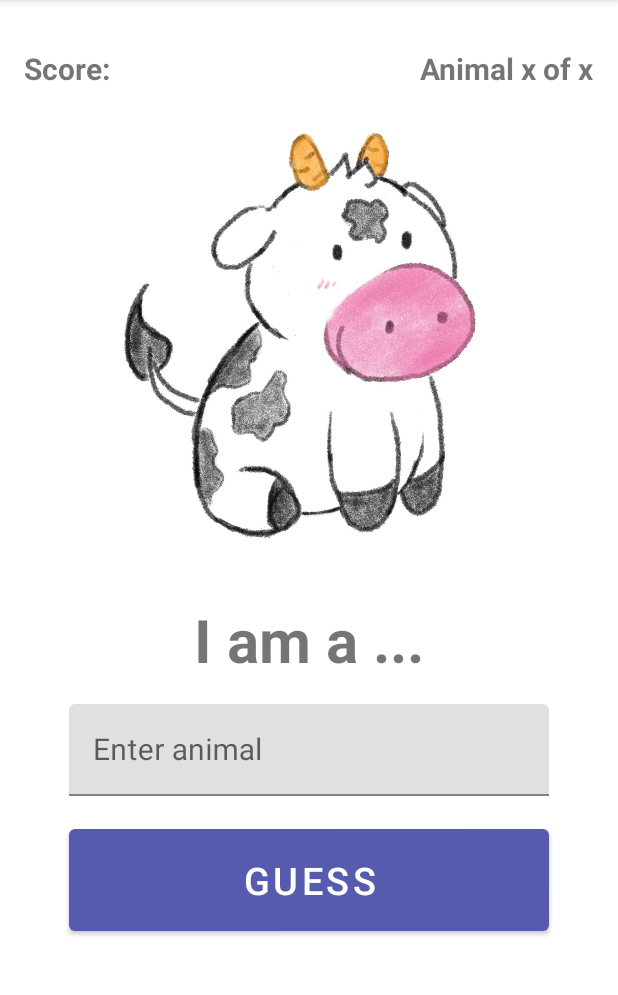
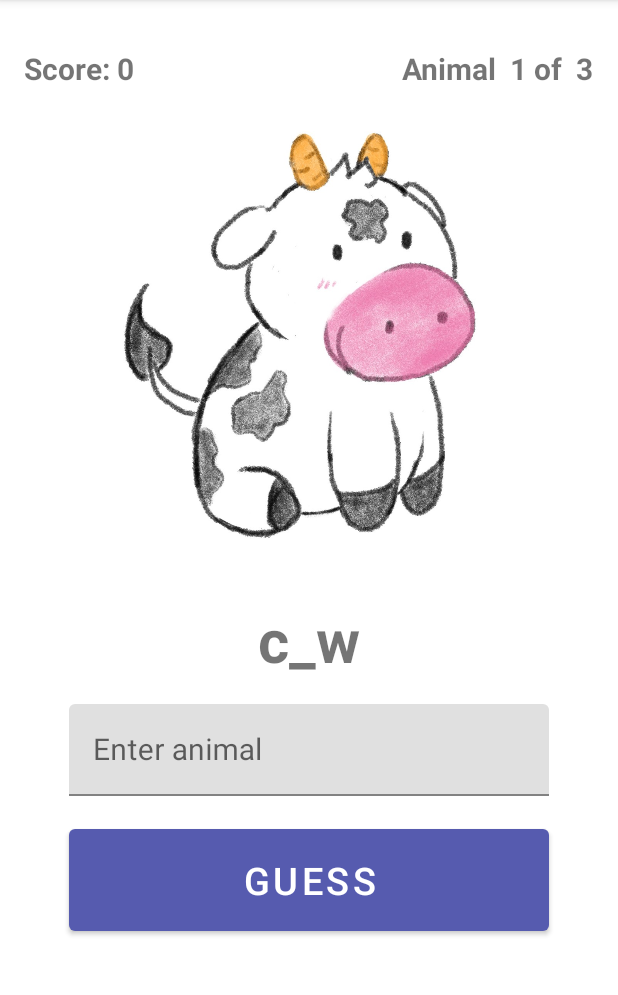
Before and after one commit to jgrimes91/Education_Game, an Android app: the GameFragment screen opened through its navigation route, on a phone screen of 412 x 824 dp, the part 84-1079 px from its top. Run offline under Robolectric (Android 15) with nearby library versions, the phone set to English and light mode, and no system bars; our stand-ins replace data binding; 1 statement that could not run was skipped.

Commit message:
Lunch break, need to: - change game so that it goes to the next animal regardless if the answer is correct or not

```diff
--- a/app/build.gradle
+++ b/app/build.gradle
@@ -51,4 +51,5 @@ dependencies {
     testImplementation 'junit:junit:4.13.2'
     androidTestImplementation 'androidx.test.ext:junit:1.1.5'
     androidTestImplementation 'androidx.test.espresso:espresso-core:3.5.1'
+    implementation "androidx.databinding:databinding-runtime:8.0.1"
 }
--- a/app/src/main/java/au/edu/jcu/cp3406/education_game/ui/game/GameViewModel.kt
+++ b/app/src/main/java/au/edu/jcu/cp3406/education_game/ui/game/GameViewModel.kt
@@ -1,5 +1,6 @@
 package au.edu.jcu.cp3406.education_game.ui.game
 
+import android.media.MediaPlayer
 import androidx.lifecycle.LiveData
 import androidx.lifecycle.MutableLiveData
 import androidx.lifecycle.ViewModel
@@ -17,20 +18,31 @@ class GameViewModel : ViewModel() {
 
     private var animalList: MutableList<String> = mutableListOf()
 
-    private lateinit var currentAnimalModified: String
+    private val _currentAnimalModified = MutableLiveData<String>()
+    val currentAnimalModified: MutableLiveData<String> get() = _currentAnimalModified
 
     private lateinit var currentAnimal: String
 
+    private lateinit var animalSound: MediaPlayer
+
     init {
         getNextAnimal()
+    }
+
+    fun resetData(){
+        _score.value = 0
+        _currentAnimalCount.value = 0
+        animalList.clear()
     }
 
     fun checkGuess(guess: String): Boolean {
         if (guess.equals(currentAnimal, true)) {
             increaseScore()
             return true
+        } else {
+            _score.value = score.value
+            return false
         }
-        return false
     }
 
     private fun increaseScore() {
@@ -42,7 +54,7 @@ class GameViewModel : ViewModel() {
 
         val replacementChar = '_'
         val index = (currentAnimal.indices).random()
-        currentAnimalModified =
+        currentAnimalModified.value =
             StringBuilder(currentAnimal).apply { setCharAt(index, replacementChar) }.toString()
 
         if (animalList.contains(currentAnimal)) {
@@ -50,18 +62,29 @@ class GameViewModel : ViewModel() {
         } else {
             _currentAnimalCount.value = (_currentAnimalCount.value)?.inc()
             animalList.add(currentAnimal)
-            getImageResource()
+            getAnimalResource()
+//            playAnimalSound()
         }
     }
 
-    private fun getImageResource() {
-        if (currentAnimal == "cow") {
+//    private fun playAnimalSound() {
+//        if(!this::animalSound.isInitialized){
+//
+//        }
+//    }
+
+    /**
+     * Links animal string to correct resource files
+     */
+    private fun getAnimalResource() {
+        if (currentAnimal == allAnimals[0]) {
             drawableResId.value = R.drawable.cow
+
         }
-        if (currentAnimal == "chicken") {
+        if (currentAnimal == allAnimals[1]) {
             drawableResId.value = R.drawable.chicken
         }
-        if (currentAnimal == "pig") {
+        if (currentAnimal == allAnimals[2]) {
             drawableResId.value = R.drawable.pig
         }
     }
--- a/app/src/main/res/layout/fragment_game.xml
+++ b/app/src/main/res/layout/fragment_game.xml
@@ -8,6 +8,9 @@
             name="gameViewModel"
             type="au.edu.jcu.cp3406.education_game.ui.game.GameViewModel" />
 
+        <variable
+            name="maxAnimalCount"
+            type="int" />
     </data>
 
     <androidx.constraintlayout.widget.ConstraintLayout
@@ -21,7 +24,7 @@
             android:layout_height="wrap_content"
             android:layout_marginVertical="16dp"
             android:layout_marginTop="16dp"
-            android:text="@string/score"
+            android:text="@{@string/score(gameViewModel.score)}"
             android:textSize="20sp"
             android:textStyle="bold"
             app:layout_constraintStart_toStartOf="parent"
@@ -32,7 +35,7 @@
             android:layout_width="wrap_content"
             android:layout_height="wrap_content"
             android:layout_marginVertical="16dp"
-            android:text="Animal x of x"
+            android:text="@{@string/animalCountTextView(gameViewModel.currentAnimalCount, maxAnimalCount)}"
             android:textSize="20sp"
             android:textStyle="bold"
             app:layout_constraintEnd_toEndOf="parent"
@@ -54,7 +57,7 @@
             android:layout_width="wrap_content"
             android:layout_height="wrap_content"
             android:layout_marginTop="20dp"
-            android:text="@string/guess_prompt"
+            android:text="@{gameViewModel.currentAnimalModified}"
             android:textSize="40sp"
             android:textStyle="bold"
             app:layout_constraintEnd_toEndOf="parent"
--- a/app/src/main/res/values/strings.xml
+++ b/app/src/main/res/values/strings.xml
@@ -16,5 +16,6 @@
     <string name="how_to_play">How to play</string>
     <string name="welcome_back_player">Welcome back player!</string>
     <string name="title_screen_image">Title screen image</string>
-    <string name="score">Score:</string>
+    <string name="score">Score:%2d</string>
+    <string name="animalCountTextView">Animal %2d of %2d</string>
 </resources>
```
Also changed, not shown: app/src/main/java/au/edu/jcu/cp3406/education_game/ui/game/GameFragment.kt (+18 -4 lines), 3 other files.
